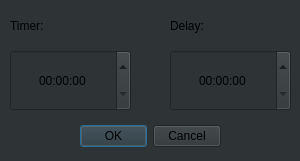
This is Lab2/addtimerdialog.ui in JustTaya/uniProjects_secondYear as Qt 5 draws it before an edit. The edited form follows.
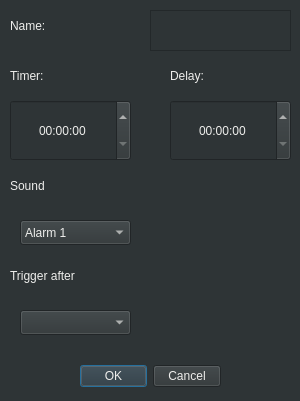
This is the edited form.

Diff of the .ui file:
```diff
--- a/Lab2/addtimerdialog.ui
+++ b/Lab2/addtimerdialog.ui
@@ -7,20 +7,21 @@
     <x>0</x>
     <y>0</y>
     <width>300</width>
-    <height>161</height>
+    <height>401</height>
    </rect>
   </property>
   <property name="windowTitle">
    <string>Dialog</string>
   </property>
   <property name="styleSheet">
-   <string notr="true">background-color: rgb(46, 52, 54);</string>
+   <string notr="true">background-color: rgb(46, 52, 54);
+color:rgb(238, 238, 236);</string>
   </property>
   <widget class="QDialogButtonBox" name="buttonBox">
    <property name="geometry">
     <rect>
      <x>80</x>
-     <y>120</y>
+     <y>360</y>
      <width>141</width>
      <height>32</height>
     </rect>
@@ -36,7 +37,7 @@
    <property name="geometry">
     <rect>
      <x>10</x>
-     <y>50</y>
+     <y>100</y>
      <width>121</width>
      <height>61</height>
     </rect>
@@ -52,7 +53,7 @@
    <property name="geometry">
     <rect>
      <x>10</x>
-     <y>10</y>
+     <y>60</y>
      <width>121</width>
      <height>31</height>
     </rect>
@@ -65,7 +66,7 @@
    <property name="geometry">
     <rect>
      <x>170</x>
-     <y>10</y>
+     <y>60</y>
      <width>111</width>
      <height>31</height>
     </rect>
@@ -78,7 +79,7 @@
    <property name="geometry">
     <rect>
      <x>170</x>
-     <y>50</y>
+     <y>100</y>
      <width>121</width>
      <height>61</height>
     </rect>
@@ -90,6 +91,90 @@
     <string>hh:mm:ss</string>
    </property>
   </widget>
+  <widget class="QComboBox" name="Alarms">
+   <property name="geometry">
+    <rect>
+     <x>20</x>
+     <y>220</y>
+     <width>111</width>
+     <height>25</height>
+    </rect>
+   </property>
+   <item>
+    <property name="text">
+     <string>Alarm 1</string>
+    </property>
+   </item>
+   <item>
+    <property name="text">
+     <string>Alarm 2</string>
+    </property>
+   </item>
+   <item>
+    <property name="text">
+     <string>Alarm 3</string>
+    </property>
+   </item>
+  </widget>
+  <widget class="QLabel" name="Sound_Label">
+   <property name="geometry">
+    <rect>
+     <x>10</x>
+     <y>170</y>
+     <width>121</width>
+     <height>31</height>
+    </rect>
+   </property>
+   <property name="text">
+    <string>Sound</string>
+   </property>
+  </widget>
+  <widget class="QLabel" name="Timers_Label">
+   <property name="geometry">
+    <rect>
+     <x>10</x>
+     <y>260</y>
+     <width>121</width>
+     <height>31</height>
+    </rect>
+   </property>
+   <property name="text">
+    <string>Trigger after</string>
+   </property>
+  </widget>
+  <widget class="QComboBox" name="Timers">
+   <property name="geometry">
+    <rect>
+     <x>20</x>
+     <y>310</y>
+     <width>111</width>
+     <height>25</height>
+    </rect>
+   </property>
+  </widget>
+  <widget class="QLabel" name="Name_Label">
+   <property name="geometry">
+    <rect>
+     <x>10</x>
+     <y>10</y>
+     <width>121</width>
+     <height>31</height>
+    </rect>
+   </property>
+   <property name="text">
+    <string>Name:</string>
+   </property>
+  </widget>
+  <widget class="QTextEdit" name="timerName">
+   <property name="geometry">
+    <rect>
+     <x>150</x>
+     <y>10</y>
+     <width>141</width>
+     <height>41</height>
+    </rect>
+   </property>
+  </widget>
  </widget>
  <resources/>
  <connections>
```
Left out of the diff: 12 changed lines with no effect on the pictures.
